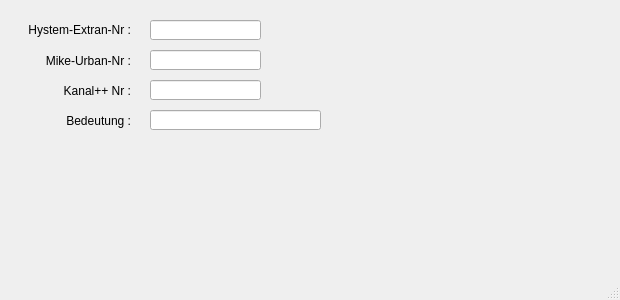
First picture: the form in templates/simulationsstatus.ui, repository hoettges/QKan, before the edit.
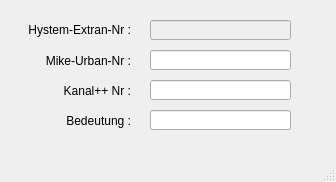
Second picture: the form after the edit.

The edit to the form file:
```diff
--- a/templates/simulationsstatus.ui
+++ b/templates/simulationsstatus.ui
@@ -6,8 +6,8 @@
    <rect>
     <x>0</x>
     <y>0</y>
-    <width>620</width>
-    <height>300</height>
+    <width>336</width>
+    <height>182</height>
    </rect>
   </property>
   <property name="windowTitle">
@@ -81,31 +81,6 @@
      <set>Qt::AlignRight|Qt::AlignTrailing|Qt::AlignVCenter</set>
     </property>
    </widget>
-   <widget class="QLineEdit" name="he_nr">
-    <property name="enabled">
-     <bool>true</bool>
-    </property>
-    <property name="geometry">
-     <rect>
-      <x>150</x>
-      <y>20</y>
-      <width>111</width>
-      <height>20</height>
-     </rect>
-    </property>
-    <property name="layoutDirection">
-     <enum>Qt::RightToLeft</enum>
-    </property>
-    <property name="autoFillBackground">
-     <bool>false</bool>
-    </property>
-    <property name="text">
-     <string/>
-    </property>
-    <property name="frame">
-     <bool>true</bool>
-    </property>
-   </widget>
    <widget class="QLineEdit" name="mu_nr">
     <property name="enabled">
      <bool>true</bool>
@@ -114,7 +89,7 @@
      <rect>
       <x>150</x>
       <y>50</y>
-      <width>111</width>
+      <width>141</width>
       <height>20</height>
      </rect>
     </property>
@@ -136,7 +111,7 @@
      <rect>
       <x>150</x>
       <y>80</y>
-      <width>111</width>
+      <width>141</width>
       <height>20</height>
      </rect>
     </property>
@@ -149,7 +124,7 @@
      <rect>
       <x>150</x>
       <y>110</y>
-      <width>171</width>
+      <width>141</width>
       <height>20</height>
      </rect>
     </property>
@@ -157,6 +132,31 @@
      <string/>
     </property>
    </widget>
+   <widget class="QLineEdit" name="he_nr">
+    <property name="enabled">
+     <bool>false</bool>
+    </property>
+    <property name="geometry">
+     <rect>
+      <x>150</x>
+      <y>20</y>
+      <width>141</width>
+      <height>20</height>
+     </rect>
+    </property>
+    <property name="layoutDirection">
+     <enum>Qt::RightToLeft</enum>
+    </property>
+    <property name="autoFillBackground">
+     <bool>false</bool>
+    </property>
+    <property name="text">
+     <string/>
+    </property>
+    <property name="frame">
+     <bool>true</bool>
+    </property>
+   </widget>
   </widget>
   <widget class="QStatusBar" name="statusbar"/>
  </widget>
```
